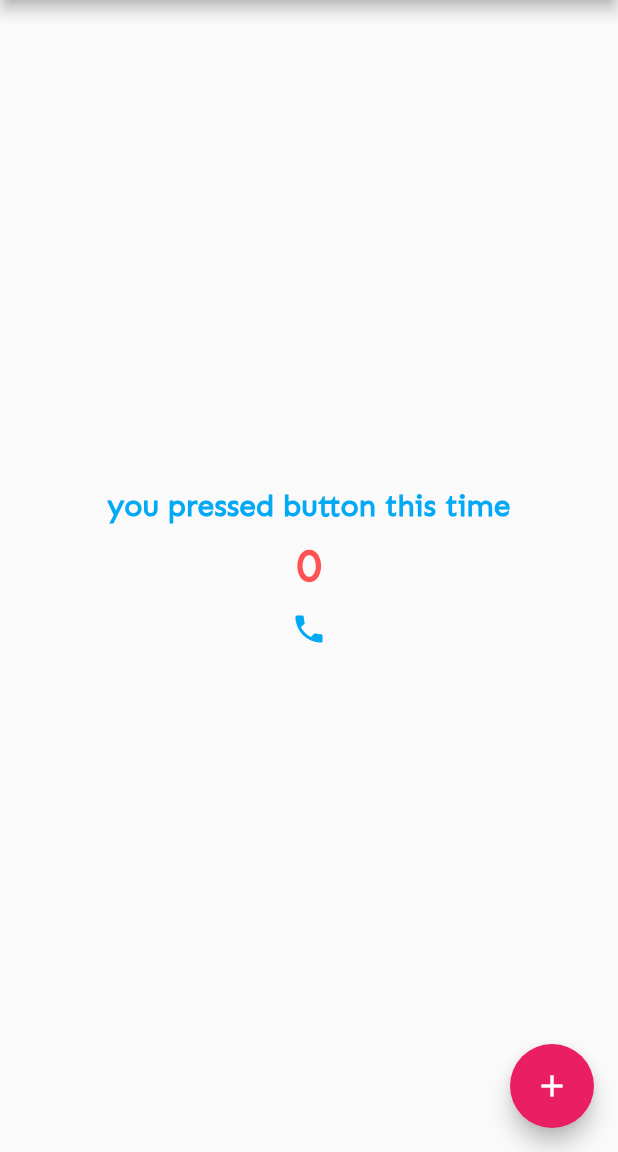
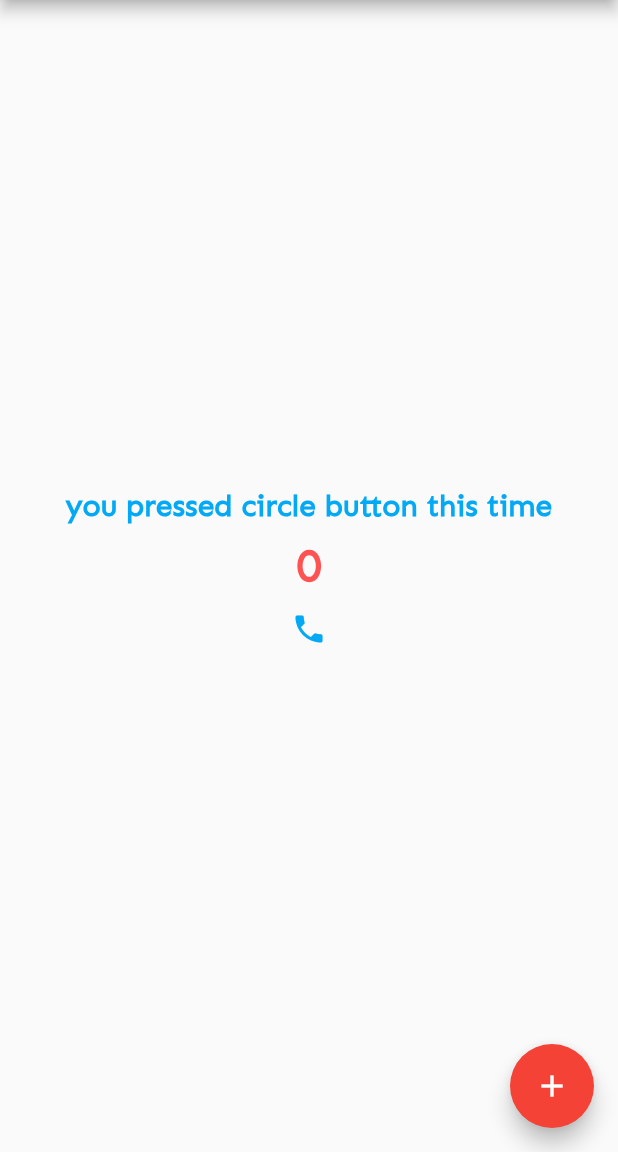
Before and after one commit to abhijain2472/Flutter-Android-Development, a Flutter app: the screen it shows after launch, on a phone screen of 412 x 824 dp, the part 84-1236 px from its top. Run offline on Flutter 3.47's test engine with Material 2 defaults, Android fonts, the phone set to English and light mode, and no system bars; our stand-ins replace audioplayers, cached_network_image, cloud_firestore, connectivity, firebase_auth, firebase_database and 17 more; missing offline and left inert: animator, device_apps; accounts and stored records are empty.

Commit message:
demo copmmint final

```diff
--- a/second_app/lib/main.dart
+++ b/second_app/lib/main.dart
@@ -31,7 +31,7 @@ class _HomeState extends State<Home> {
           mainAxisAlignment: MainAxisAlignment.center,
           children: <Widget>[
             Text(
-              'you pressed button this time',
+              'you pressed circle button this time',
               style: TextStyle(
                 fontSize: 20,
                 fontWeight: FontWeight.bold,
@@ -58,7 +58,7 @@ class _HomeState extends State<Home> {
         ),
       ),
       floatingActionButton: FloatingActionButton(
-        backgroundColor: Colors.pink,
+        backgroundColor: Colors.red,
         onPressed: fun,
         child: Icon(Icons.add),
       ),
```
